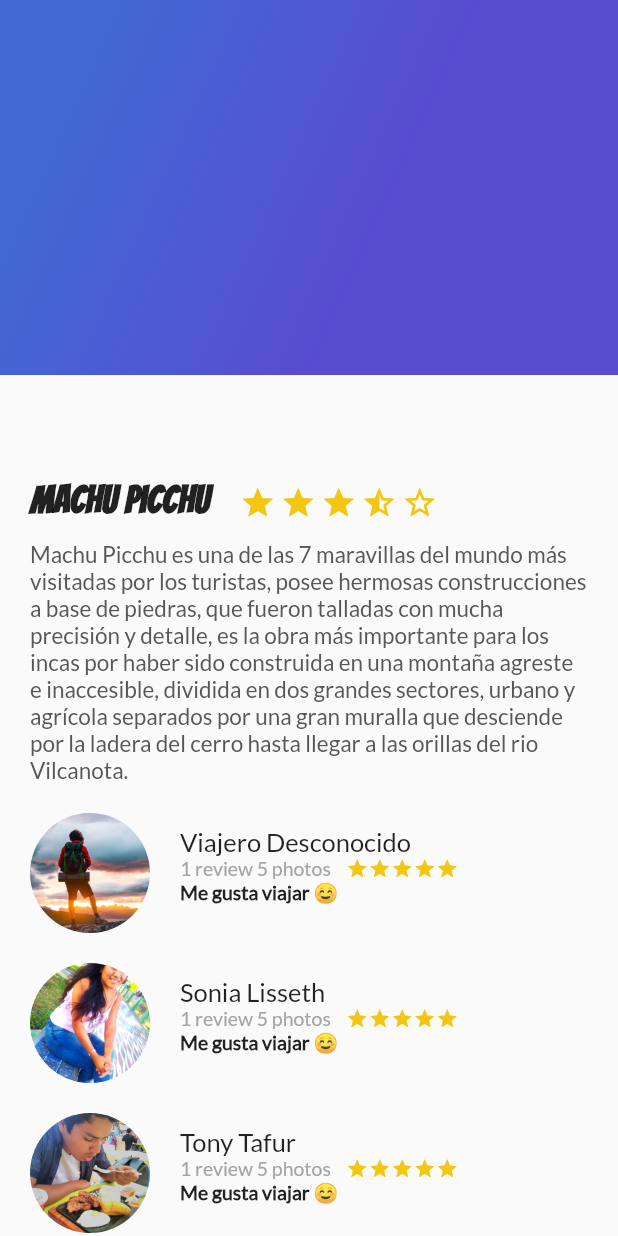
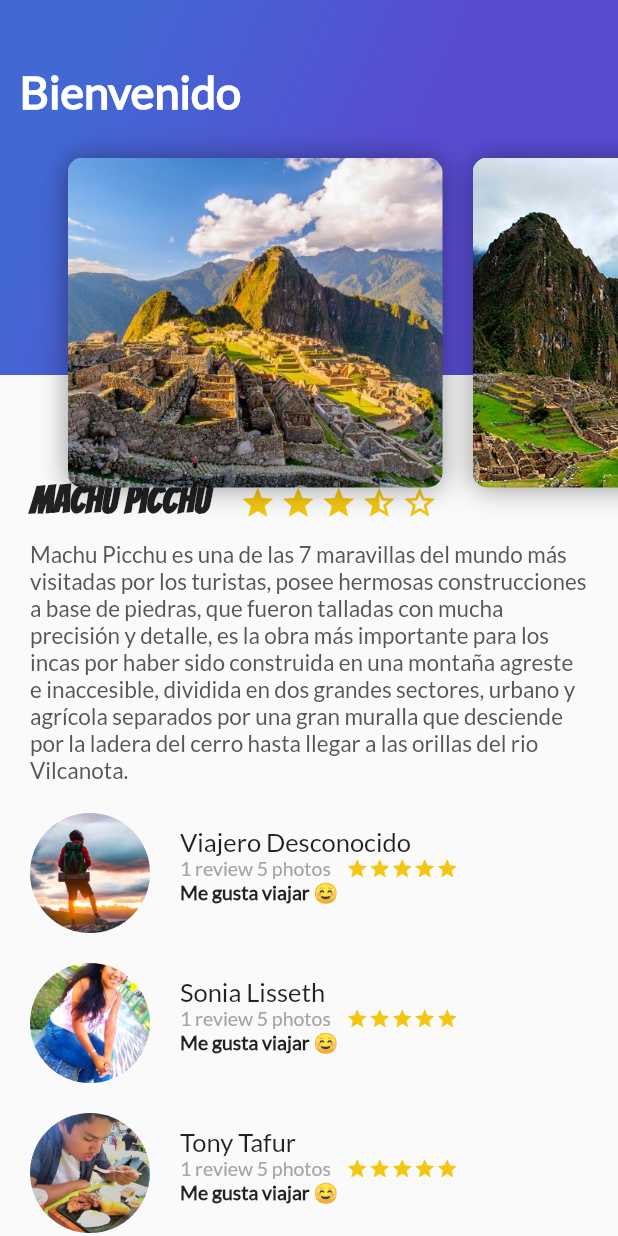
Before and after one commit to tarbusa/Curso-Flutter-Platzi, a Flutter app: the screen it shows after launch, on a phone screen of 412 x 824 dp. Run offline on Flutter 3.47's test engine with Material 2 defaults, Android fonts, the phone set to English and light mode, and no system bars.

Commit message:
App mas completa, contiene un listView con fotos mostradas en la parte superior(HEADER), contiene un titulo de BIENVENIDA, y todo esta puesto en un widget STACK para que las imagenes se puedan sobreponer, y el StatusBar se puso de color transparente

```diff
--- /dev/null
+++ b/lib/card_image.dart
@@ -0,0 +1,29 @@
+import 'package:flutter/material.dart';
+
+class CardImage extends StatelessWidget {
+  String pathImage = "assets/img/machupicchu1.jpg";
+
+  CardImage(this.pathImage);
+  @override
+  Widget build(BuildContext context) {
+    final card = Container(
+      height: 350.0,
+      width: 250.0,
+      margin: EdgeInsets.only(top: 80.0, left: 20.0),
+      decoration: BoxDecoration(
+          image:
+              DecorationImage(fit: BoxFit.cover, image: AssetImage(pathImage)),
+          borderRadius: BorderRadius.all(Radius.circular(10.0)),
+          shape: BoxShape.rectangle,
+          boxShadow: <BoxShadow>[
+            BoxShadow(
+                color: Colors.black38,
+                blurRadius: 15.0,
+                offset: Offset(0.0,
+                    0.7) //Aqui va las coordenadas en la que se mostrara la sombra
+                )
+          ]),
+    );
+    return card;
+  }
+}
--- /dev/null
+++ b/lib/card_image_list.dart
@@ -0,0 +1,27 @@
+import 'package:flutter/material.dart';
+import 'card_image.dart';
+
+class CardImageList extends StatelessWidget {
+  String pathImage0 = "assets/img/machupicchu1.jpg";
+  String pathImage1 = "assets/img/machupicchu2.jpg";
+  String pathImage2 = "assets/img/machupicchu3.jpg";
+  String pathImage3 = "assets/img/machupicchu4.jpg";
+  String pathImage4 = "assets/img/machupicchu5.jpg";
+  @override
+  Widget build(BuildContext context) {
+    return Container(
+      height: 350.0,
+      child: ListView(
+        padding: EdgeInsets.all(25.0),
+        scrollDirection: Axis.horizontal,
+        children: <Widget>[
+          CardImage(pathImage3),
+          CardImage(pathImage2),
+          CardImage(pathImage1),
+          CardImage(pathImage4),
+          CardImage(pathImage0),
+        ],
+      ),
+    );
+  }
+}
--- a/lib/gradient_back.dart
+++ b/lib/gradient_back.dart
@@ -1,6 +1,10 @@
 import 'package:flutter/material.dart';
 
 class GradientBack extends StatelessWidget {
+  String title = "Popular";
+
+  GradientBack(this.title);
+
   @override
   Widget build(BuildContext context) {
     return Container(
@@ -12,6 +16,14 @@ class GradientBack extends StatelessWidget {
               end: FractionalOffset(1.0, 0.6),
               stops: [0.0, 0.6],
               tileMode: TileMode.clamp)),
+      /*AGREGUE EL TITULO 'POPULAR' EN VES DEL APPBAR QUE TENIA */
+      child: Text(title,
+          style: TextStyle(
+              color: Colors.white,
+              fontSize: 30.0,
+              fontFamily: "Lato",
+              fontWeight: FontWeight.bold)),
+      alignment: Alignment(-0.9, -0.6),
     );
   }
 }
--- /dev/null
+++ b/lib/header_appbar.dart
@@ -0,0 +1,15 @@
+import 'package:flutter/material.dart';
+import 'gradient_back.dart';
+import 'card_image_list.dart';
+
+class HeaderAppBar extends StatelessWidget {
+  @override
+  Widget build(BuildContext context) {
+    return Stack(
+      children: <Widget>[
+        GradientBack("Bienvenido"),
+        CardImageList(),
+      ],
+    );
+  }
+}
--- a/lib/main.dart
+++ b/lib/main.dart
@@ -1,9 +1,22 @@
 import 'package:flutter/material.dart';
+import 'package:flutter/services.dart';
 import 'package:flutter_nuevo_v1/review_list.dart';
 import 'description_place.dart';
 import 'gradient_back.dart';
+import 'header_appbar.dart';
 
-void main() => runApp(MyApp());
+void main() {
+  /* StatusBar es la parte superior del celular ANDROID donde te muestra tu señal de telefono, tu wifi
+  el porcentaje de tu bateria entre otras cosas*/
+  //SystemChrome.setEnabledSystemUIOverlays([]); //--->Esto de aqui oculta todo el StatusBar(ANDROID)
+
+  /*Esto de aqui hace TRANSPARENTE el StatusBar*/
+  WidgetsFlutterBinding.ensureInitialized();
+  SystemChrome.setSystemUIOverlayStyle(SystemUiOverlayStyle(
+    statusBarColor: Colors.transparent, // transparent status bar
+  ));
+  runApp(MyApp());
+}
 
 class MyApp extends StatelessWidget {
   @override
@@ -48,11 +61,15 @@ class _MyHomePageState extends State<MyHomePage> {
       children: <Widget>[
         ListView(
           children: <Widget>[
+            /*Aqui esta El nombre del sitio, las 5 estrellas y la descripcion del sitio*/
             DescriptionPlace("Machu Picchu", 4, cadenaDesc),
-            ReviewList()
+            /* Aqui estan la lista de los usuarios que le an comentado CLASE(ReviewList)*/
+            ReviewList(),
+            //GradientBack() --> AQUI NO VA XD
           ],
         ),
-        GradientBack()
+        //GradientBack("Popular"),
+        HeaderAppBar()
       ],
     ));
   }
--- a/pubspec.yaml
+++ b/pubspec.yaml
@@ -75,10 +75,7 @@ flutter:
   # For details regarding fonts from package dependencies,
   # see https://flutter.dev/custom-fonts/#from-packages
   assets:
-    - assets/img/viajero.jpg
-    - assets/img/licha.jpg
-    - assets/img/tony.jpeg
-    - assets/img/pelusa.jpg
+    - assets/img/
 
   fonts:
     - family: Bangers
```
Also changed, not shown: assets/img/machupicchu1.jpg (added), assets/img/machupicchu2.jpg (added), assets/img/machupicchu3.jpg (added), assets/img/machupicchu4.jpg (added), assets/img/machupicchu5.jpg (added).
